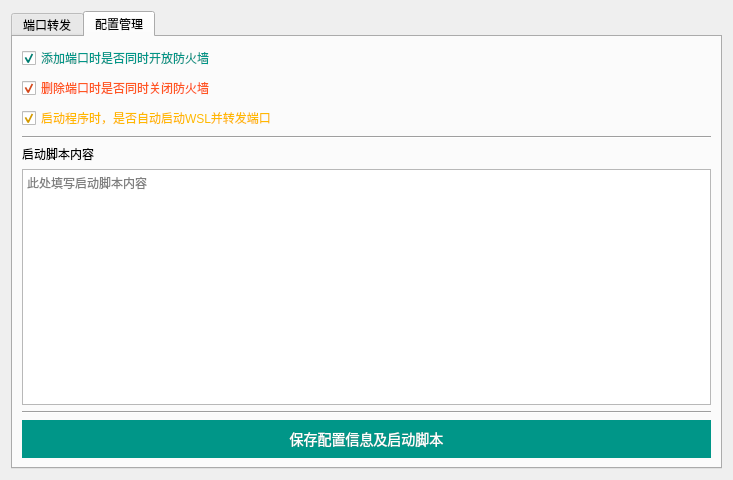
This is src/lib/wsl2.ui in itxq/wslm-gui as Qt 5 draws it before an edit. The edited form follows.
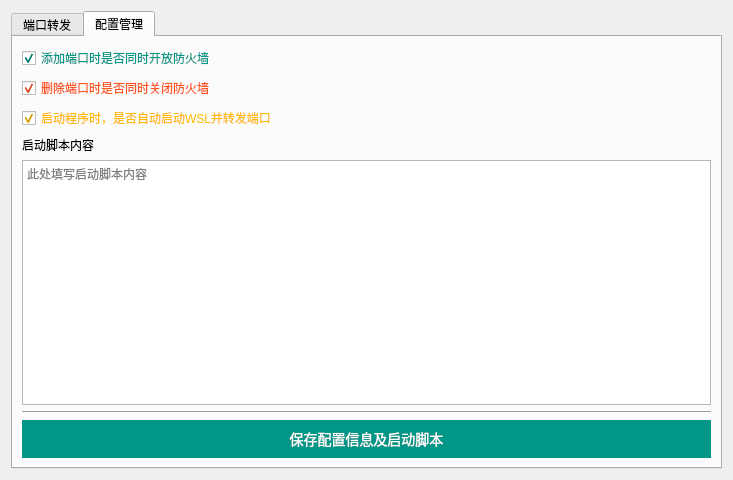
This is the edited form. The open tabs and pages were chosen to show the change.

Commit message: UI调整

```diff
--- a/src/lib/wsl2.ui
+++ b/src/lib/wsl2.ui
@@ -353,13 +353,6 @@
            </property>
           </widget>
          </item>
-         <item>
-          <widget class="Line" name="line">
-           <property name="orientation">
-            <enum>Qt::Horizontal</enum>
-           </property>
-          </widget>
-         </item>
          <item>
           <widget class="QLabel" name="label">
            <property name="sizePolicy">
```
Left out of the diff: 2 changed lines with no effect on the pictures.
